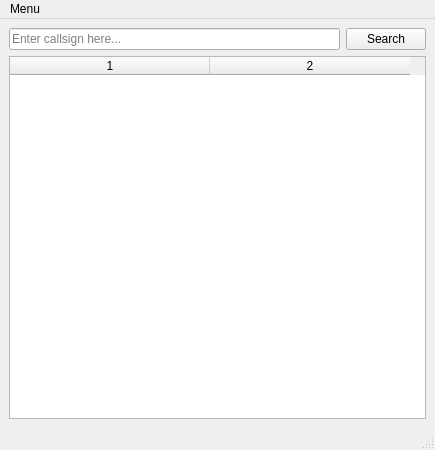
rouyng/cs-fetch, file gui/cf-gui-main.ui: the form before one commit.
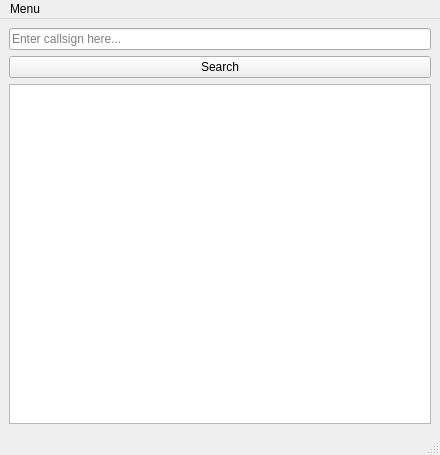
The form after the commit.

Commit message: tweak/polish gui and add more status bar messages

What changed in the file:
```diff
--- a/gui/cf-gui-main.ui
+++ b/gui/cf-gui-main.ui
@@ -6,8 +6,8 @@
    <rect>
     <x>0</x>
     <y>0</y>
-    <width>435</width>
-    <height>450</height>
+    <width>440</width>
+    <height>455</height>
    </rect>
   </property>
   <property name="windowTitle">
@@ -15,18 +15,27 @@
   </property>
   <widget class="QWidget" name="centralwidget">
    <layout class="QGridLayout" name="gridLayout">
-    <item row="0" column="0">
-     <widget class="QLineEdit" name="searchinput">
+    <item row="1" column="0">
+     <widget class="QPushButton" name="searchbutton">
       <property name="text">
-       <string/>
+       <string>Search</string>
       </property>
-      <property name="placeholderText">
-       <string>Enter callsign here...</string>
+      <property name="autoDefault">
+       <bool>true</bool>
+      </property>
+      <property name="default">
+       <bool>false</bool>
       </property>
      </widget>
     </item>
-    <item row="1" column="0" colspan="2">
+    <item row="2" column="0">
      <widget class="QTableWidget" name="resultsTable">
+      <property name="enabled">
+       <bool>true</bool>
+      </property>
+      <property name="horizontalScrollBarPolicy">
+       <enum>Qt::ScrollBarAlwaysOff</enum>
+      </property>
       <property name="sizeAdjustPolicy">
        <enum>QAbstractScrollArea::AdjustToContents</enum>
       </property>
@@ -37,10 +46,10 @@
        <number>2</number>
       </property>
       <attribute name="horizontalHeaderVisible">
-       <bool>true</bool>
+       <bool>false</bool>
       </attribute>
       <attribute name="horizontalHeaderDefaultSectionSize">
-       <number>200</number>
+       <number>208</number>
       </attribute>
       <attribute name="verticalHeaderVisible">
        <bool>false</bool>
@@ -49,16 +58,13 @@
       <column/>
      </widget>
     </item>
-    <item row="0" column="1">
-     <widget class="QPushButton" name="searchbutton">
+    <item row="0" column="0">
+     <widget class="QLineEdit" name="searchinput">
       <property name="text">
-       <string>Search</string>
+       <string/>
       </property>
-      <property name="autoDefault">
-       <bool>true</bool>
-      </property>
-      <property name="default">
-       <bool>false</bool>
+      <property name="placeholderText">
+       <string>Enter callsign here...</string>
       </property>
      </widget>
     </item>
@@ -69,7 +75,7 @@
     <rect>
      <x>0</x>
      <y>0</y>
-     <width>435</width>
+     <width>440</width>
      <height>21</height>
     </rect>
    </property>
```
Left out of the diff: 8 changed lines with no effect on the pictures. The commit also changes 2 other files.
